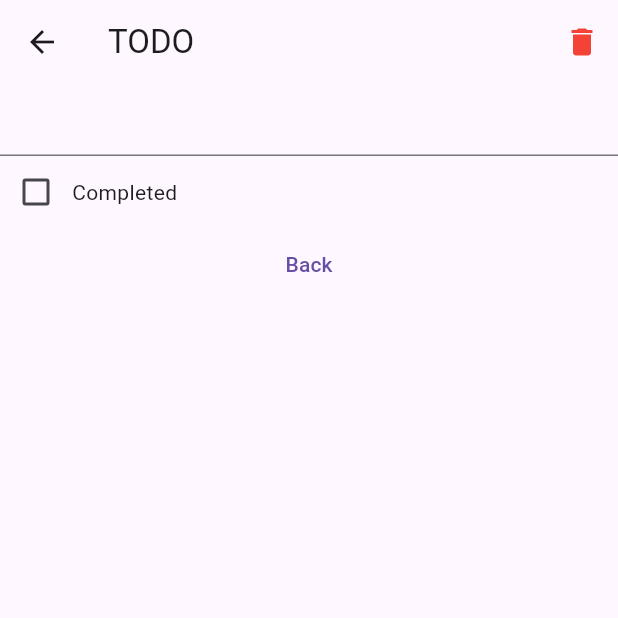
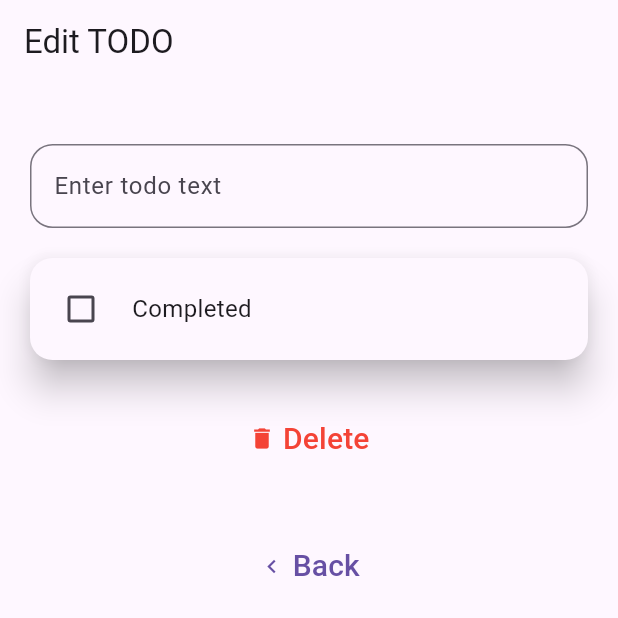
Before and after one commit to remakerich/ruskvant_todos, a Flutter app: the EditScreen screen opened directly, on a phone screen of 412 x 824 dp, the top half of it. Run offline on Flutter 3.47's test engine with Material 3 defaults, Android fonts, the phone set to English and light mode, and no system bars; our stand-ins replace dio, freezed_annotation, get, retrofit; generated files the repository leaves out were written again; statements that could not run were skipped.

Commit message:
внешний вид

```diff
--- a/lib/core/core.dart
+++ b/lib/core/core.dart
@@ -6,6 +6,8 @@ export 'package:ruskvant_todos/core/models/either.dart';
 export 'package:ruskvant_todos/core/models/failure.dart';
 export 'package:ruskvant_todos/core/models/async_state.dart';
 
+export 'package:ruskvant_todos/core/widgets/custom_text_button.dart';
+
 export 'package:flutter/material.dart';
 export 'package:freezed_annotation/freezed_annotation.dart';
 export 'package:flutter/foundation.dart';
--- /dev/null
+++ b/lib/core/widgets/custom_text_button.dart
@@ -0,0 +1,51 @@
+import 'package:ruskvant_todos/core/core.dart';
+
+class CustomTextButton extends StatelessWidget {
+  const CustomTextButton({
+    super.key,
+    required this.onTap,
+    required this.text,
+    required this.icon,
+    this.color,
+  });
+
+  final VoidCallback onTap;
+  final String text;
+  final IconData icon;
+  final Color? color;
+
+  @override
+  Widget build(BuildContext context) {
+    return Padding(
+      padding: const EdgeInsets.only(top: 20),
+      child: Row(
+        mainAxisAlignment: MainAxisAlignment.center,
+        children: [
+          TextButton(
+            onPressed: onTap,
+            child: Padding(
+              padding: const EdgeInsets.all(10),
+              child: Row(
+                mainAxisSize: MainAxisSize.min,
+                children: [
+                  Icon(
+                    icon,
+                    color: color,
+                  ),
+                  const SizedBox(width: 5),
+                  Text(
+                    text,
+                    style: TextStyle(
+                      fontSize: 20,
+                      color: color,
+                    ),
+                  ),
+                ],
+              ),
+            ),
+          ),
+        ],
+      ),
+    );
+  }
+}
--- a/lib/features/todos/widgets/edit_screen.dart
+++ b/lib/features/todos/widgets/edit_screen.dart
@@ -8,10 +8,15 @@ class EditScreen extends StatelessWidget {
   Widget build(BuildContext context) {
     return Scaffold(
       appBar: AppBar(
-        title: const Text('TODO'),
-        actions: const [_DeleteButton()],
+        title: const Text('Edit TODO'),
+        automaticallyImplyLeading: false,
       ),
-      body: const _Body(),
+      body: Center(
+        child: ConstrainedBox(
+          constraints: const BoxConstraints(maxWidth: 600),
+          child: const _Body(),
+        ),
+      ),
     );
   }
 }
@@ -21,15 +26,14 @@ class _DeleteButton extends StatelessWidget {
 
   @override
   Widget build(BuildContext context) {
-    return IconButton(
-      onPressed: () {
+    return CustomTextButton(
+      onTap: () {
         context.navigator.pop();
         Get.find<TodosController>().deleteTodo();
       },
-      icon: const Icon(
-        Icons.delete,
+      text: 'Delete',
+      icon: Icons.delete,
       color: Colors.red,
-      ),
     );
   }
 }
@@ -40,9 +44,11 @@ class _Body extends StatelessWidget {
   @override
   Widget build(BuildContext context) {
     return ListView(
+      padding: const EdgeInsets.all(20),
       children: const [
         _TitleEditField(),
         _StatusCheckbox(),
+        _DeleteButton(),
         _BackButton(),
       ],
     );
@@ -54,9 +60,10 @@ class _BackButton extends StatelessWidget {
 
   @override
   Widget build(BuildContext context) {
-    return TextButton(
-      onPressed: context.navigator.pop,
-      child: const Text('Back'),
+    return CustomTextButton(
+      onTap: context.navigator.pop,
+      text: 'Back',
+      icon: Icons.chevron_left,
     );
   }
 }
@@ -66,9 +73,21 @@ class _TitleEditField extends StatelessWidget {
 
   @override
   Widget build(BuildContext context) {
-    return TextField(
+    return Padding(
+      padding: const EdgeInsets.symmetric(vertical: 20),
+      child: TextField(
+        decoration: const InputDecoration(
+          border: OutlineInputBorder(
+            borderSide: BorderSide(),
+            borderRadius: BorderRadius.all(
+              Radius.circular(15),
+            ),
+          ),
+          hintText: 'Enter todo text',
+        ),
         controller: Get.find<TodosController>().titleController,
         onChanged: Get.find<TodosController>().changeTitle,
+      ),
     );
   }
 }
@@ -78,19 +97,36 @@ class _StatusCheckbox extends GetView<TodosController> {
 
   @override
   Widget build(BuildContext context) {
-    return Obx(() {
+    return Obx(
+      () {
         final editedId = controller.editedTodoId.value;
         final value = controller.myTodos[editedId]?.completed ?? false;
 
-      return Row(
+        return Material(
+          elevation: 10,
+          borderRadius: BorderRadius.circular(15),
+          child: InkWell(
+            borderRadius: BorderRadius.circular(15),
+            onTap: () => controller.toggleStatus(editedId),
+            child: Padding(
+              padding: const EdgeInsets.all(10),
+              child: Row(
                 children: [
                   Checkbox(
                     onChanged: (_) => controller.toggleStatus(editedId),
                     value: value,
                   ),
-          const Text('Completed'),
+                  const SizedBox(width: 10),
+                  const Text(
+                    'Completed',
+                    style: TextStyle(fontSize: 16),
+                  ),
                 ],
+              ),
+            ),
+          ),
         );
-    });
+      },
+    );
   }
 }
```
Also changed, not shown: lib/features/todos/widgets/home_screen.dart (+47 -38 lines), lib/features/todos/widgets/todo_tile.dart (added, +55 -0 lines). Lines whose indentation alone changed are shown as unchanged.
